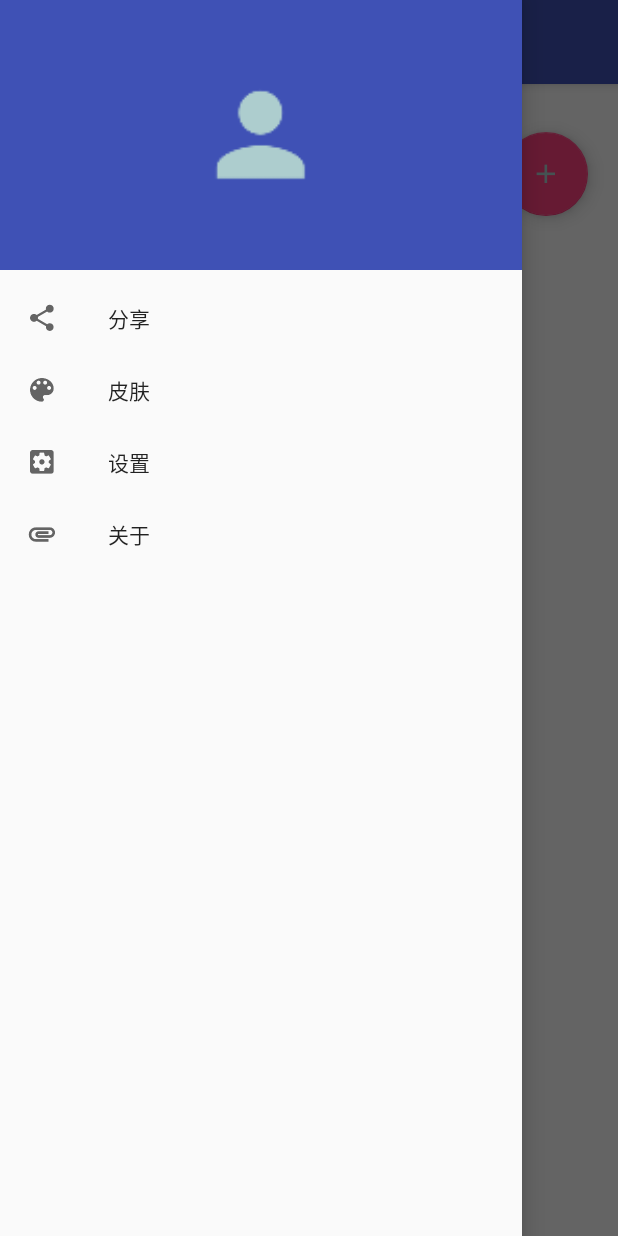
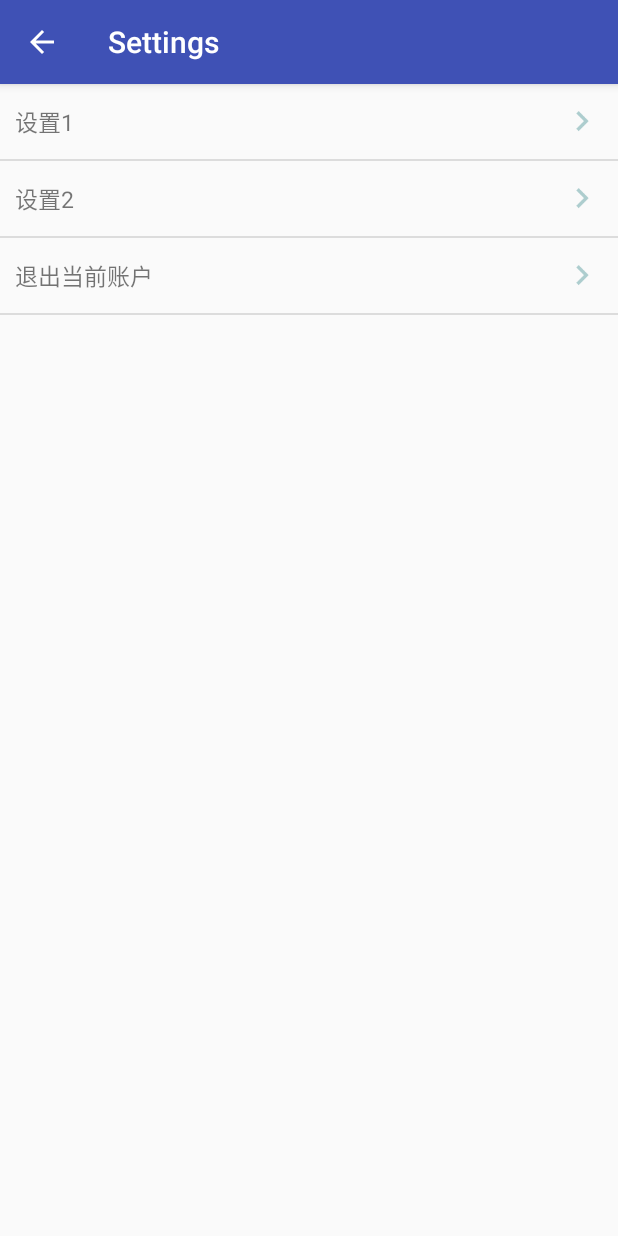
Before and after one commit to Suguohei/HistoryIsNow, an Android app: the screen it shows after launch (MainActivity before the commit, SettingsActivity after it), in the side drawer, after a tap on "设置", on a phone screen of 412 x 824 dp. Run offline under Robolectric (Android 15) with nearby library versions, the phone set to English and light mode, and no system bars; our stand-ins replace CircleImageView; libraries missing offline, so code that uses them is left out: com.prolificinteractive.materialcalendarview, org.litepal.crud, org.litepal.tablemanager; plain views replace MaterialCalendarView; 3 statements that could not run were skipped.

Commit message:
登录，注册界面实现，同时还有设置中的退出当前账户
Signed-off-by: suguoqing <suguoqing@szba-mobile.com>

```diff
--- a/app/build.gradle
+++ b/app/build.gradle
@@ -21,6 +21,7 @@ android {
 dependencies {
     implementation fileTree(include: ['*.jar'], dir: 'libs')
     implementation 'com.android.support.constraint:constraint-layout:1.1.2'
+    implementation 'com.android.support:support-v4:27.1.1'
     testImplementation 'junit:junit:4.12'
     androidTestImplementation 'com.android.support.test:runner:1.0.2'
     androidTestImplementation 'com.android.support.test.espresso:espresso-core:3.0.2'
--- a/app/src/main/AndroidManifest.xml
+++ b/app/src/main/AndroidManifest.xml
@@ -22,7 +22,10 @@
         <activity android:name=".DetailActivity" />
         <activity android:name=".AllInfoActivity" />
         <activity android:name=".HeadInfoActivity" />
-        <activity android:name=".RegisterActivity"></activity>
+        <activity android:name=".RegisterActivity" />
+        <activity
+            android:name=".SettingsActivity"
+            android:label="@string/title_activity_settings" />
     </application>
 
 </manifest>
--- /dev/null
+++ b/app/src/main/java/com/example/suguoqing/historyisnow/SettingAdapter.java
@@ -0,0 +1,83 @@
+package com.example.suguoqing.historyisnow;
+
+import android.app.Activity;
+import android.content.Context;
+import android.content.Intent;
+import android.content.SharedPreferences;
+import android.support.annotation.NonNull;
+import android.support.v7.widget.RecyclerView;
+import android.util.Log;
+import android.view.LayoutInflater;
+import android.view.View;
+import android.view.ViewGroup;
+import android.widget.TextView;
+
+import java.util.List;
+import java.util.zip.Inflater;
+
+public class SettingAdapter extends RecyclerView.Adapter<SettingAdapter.ViewHolder> {
+    private static final String TAG = "SettingAdapter";
+    private Context mcontext;
+
+    private List<String> list;
+
+    public SettingAdapter(List<String> list,Context mcontext) {
+        this.list = list;
+        this.mcontext = mcontext;
+    }
+
+    @NonNull
+    @Override
+    public ViewHolder onCreateViewHolder(@NonNull final ViewGroup parent, int viewType) {
+        View view = LayoutInflater.from(parent.getContext()).inflate(R.layout.settings_item,parent,false);
+        final ViewHolder holder = new ViewHolder(view);
+        //点击触发
+        view.setOnClickListener(new View.OnClickListener() {
+            @Override
+            public void onClick(View v) {
+                Log.d(TAG, "onClick: -------------------点击触发");
+                int postion = holder.getAdapterPosition();
+                String settingname = list.get(postion);
+                switch (postion){
+                    case 0:
+                        //处理第一个设置
+                        break;
+                    case 1:
+                        //处理第二个
+                        break;
+                    case 2:
+                        //处理第三个
+                        SharedPreferences pref = parent.getContext().getSharedPreferences("com.example.suguoqing.historyisnow_preferences", Context.MODE_PRIVATE);
+                        SharedPreferences.Editor editor = pref.edit();
+                        editor.clear();
+                        editor.commit();
+                        //点击退出当前账户之后回到初始界面,同时清除之前的所有界面
+                        Intent intent = new Intent(mcontext,MainActivity.class).addFlags(Intent.FLAG_ACTIVITY_CLEAR_TOP);
+                        mcontext.startActivity(intent);
+                        Log.d(TAG, "onClick: ---------------清除");
+                        break;
+                }
+            }
+        });
+        return holder;
+    }
+
+    @Override
+    public void onBindViewHolder(@NonNull ViewHolder holder, int position) {
+        String str = list.get(position);
+        holder.textView.setText(str);
+    }
+
+    @Override
+    public int getItemCount() {
+        return list.size();
+    }
+
+    public static class ViewHolder extends RecyclerView.ViewHolder {
+        TextView textView;
+        public ViewHolder(View itemView) {
+            super(itemView);
+            textView = itemView.findViewById(R.id.setting_item_textview);
+        }
+    }
+}
--- /dev/null
+++ b/app/src/main/java/com/example/suguoqing/historyisnow/SettingsActivity.java
@@ -0,0 +1,56 @@
+package com.example.suguoqing.historyisnow;
+
+import android.support.v7.app.ActionBar;
+import android.support.v7.app.AppCompatActivity;
+import android.os.Bundle;
+import android.support.v7.widget.DividerItemDecoration;
+import android.support.v7.widget.LinearLayoutManager;
+import android.support.v7.widget.RecyclerView;
+import android.support.v7.widget.Toolbar;
+import android.view.MenuItem;
+import android.widget.LinearLayout;
+
+
+import java.util.ArrayList;
+import java.util.List;
+
+public class SettingsActivity extends AppCompatActivity {
+
+    public RecyclerView recyclerView;
+
+    @Override
+    protected void onCreate(Bundle savedInstanceState) {
+        super.onCreate(savedInstanceState);
+        setContentView(R.layout.activity_settings);
+        Toolbar toolbar = findViewById(R.id.Setting_toolbar);
+        setSupportActionBar(toolbar);
+        ActionBar actionBar = getSupportActionBar();
+        if(actionBar != null){
+            actionBar.setDisplayHomeAsUpEnabled(true);
+        }
+        recyclerView = findViewById(R.id.setting_recycleview);
+        LinearLayoutManager layoutManager = new LinearLayoutManager(this);
+        recyclerView.setLayoutManager(layoutManager);
+        List<String> settingname = new ArrayList<>();
+        settingname.add("设置1");
+        settingname.add("设置2");
+        settingname.add("退出当前账户");
+        SettingAdapter adapter = new SettingAdapter(settingname,this);
+        recyclerView.setAdapter(adapter);
+        //给recycleView 添加分割线
+        recyclerView.addItemDecoration(new DividerItemDecoration(this,DividerItemDecoration.VERTICAL));
+    }
+
+    //toolbar上面的返回按钮
+    @Override
+    public boolean onOptionsItemSelected(MenuItem item) {
+
+        switch (item.getItemId()){
+            case android.R.id.home:
+                finish();
+                return true;
+
+        }
+        return true;
+    }
+}
--- /dev/null
+++ b/app/src/main/res/layout/activity_settings.xml
@@ -0,0 +1,30 @@
+<?xml version="1.0" encoding="utf-8"?>
+<android.widget.LinearLayout xmlns:android="http://schemas.android.com/apk/res/android"
+    xmlns:app="http://schemas.android.com/apk/res-auto"
+    xmlns:tools="http://schemas.android.com/tools"
+    android:layout_width="match_parent"
+    android:layout_height="match_parent"
+    android:orientation="vertical"
+    tools:context=".SettingsActivity">
+
+    <android.support.design.widget.AppBarLayout
+        android:layout_width="match_parent"
+        android:layout_height="wrap_content"
+        >
+
+        <android.support.v7.widget.Toolbar
+            android:layout_width="match_parent"
+            android:layout_height="?attr/actionBarSize"
+            android:id="@+id/Setting_toolbar"
+            android:theme="@style/ThemeOverlay.AppCompat.Dark.ActionBar">
+
+        </android.support.v7.widget.Toolbar>
+    </android.support.design.widget.AppBarLayout>
+
+    <android.support.v7.widget.RecyclerView
+        android:layout_width="match_parent"
+        android:layout_height="match_parent"
+        android:id="@+id/setting_recycleview">
+
+    </android.support.v7.widget.RecyclerView>
+</android.widget.LinearLayout>
--- /dev/null
+++ b/app/src/main/res/layout/settings_item.xml
@@ -0,0 +1,25 @@
+<?xml version="1.0" encoding="utf-8"?>
+<android.widget.RelativeLayout
+    xmlns:android="http://schemas.android.com/apk/res/android"
+    android:layout_width="match_parent"
+    android:layout_height="50dp">
+
+    <TextView
+        android:layout_width="wrap_content"
+        android:layout_height="wrap_content"
+        android:text="主要设置"
+        android:textSize="15sp"
+        android:layout_centerVertical="true"
+        android:layout_marginLeft="10dp"
+        android:id="@+id/setting_item_textview"
+        />
+
+    <ImageView
+        android:layout_width="wrap_content"
+        android:layout_height="30dp"
+        android:layout_centerVertical="true"
+        android:layout_alignParentEnd="true"
+        android:src="@mipmap/img_into"
+
+        />
+</android.widget.RelativeLayout>
--- a/app/src/main/res/menu/toolbar.xml
+++ b/app/src/main/res/menu/toolbar.xml
@@ -1,4 +1,7 @@
 <?xml version="1.0" encoding="utf-8"?>
 <menu xmlns:android="http://schemas.android.com/apk/res/android">
-
+    <item
+        android:id="@+id/back"
+        android:title="设置"
+        />
 </menu>
```
Also changed, not shown: app/src/main/java/com/example/suguoqing/historyisnow/MainActivity.java (+25 -4 lines), app/src/main/java/com/example/suguoqing/historyisnow/RegisterActivity.java (+12 -0 lines), app/src/main/java/com/example/suguoqing/util/UserCUID.java (added, +20 -0 lines), app/src/main/res/values/strings.xml (+22 -0 lines), app/src/main/img_into-web.png (added), app/src/main/res/mipmap-hdpi/img_into.png (added), app/src/main/res/mipmap-mdpi/img_into.png (added), app/src/main/res/mipmap-xhdpi/img_into.png (added), app/src/main/res/mipmap-xxhdpi/img_into.png (added), app/src/main/res/mipmap-xxxhdpi/img_into.png (added).
